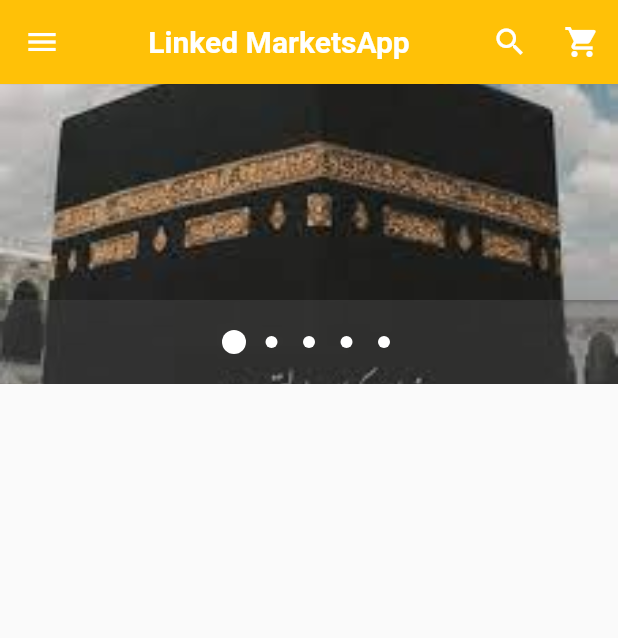
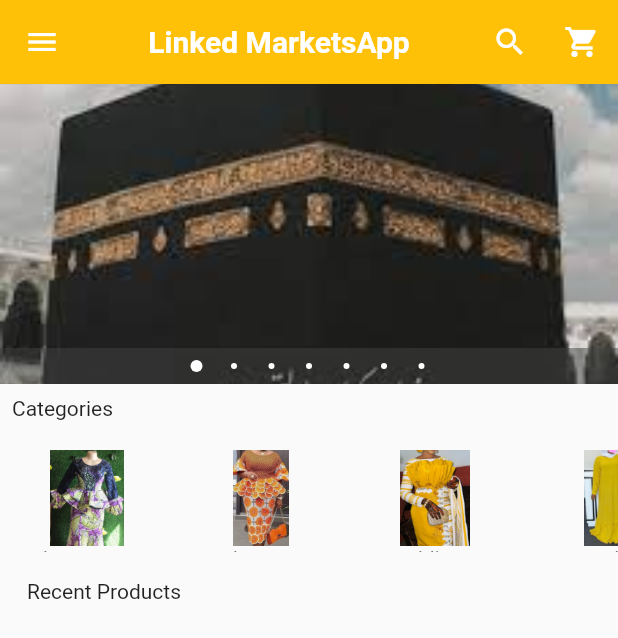
Before and after one commit to fauzyadam/Linked-Markets-App, a Flutter app: the screen it shows after launch, on a phone screen of 412 x 824 dp. Shown: the top 638 px of the screen. Run offline on Flutter 3.47's test engine with Material 2 defaults, Android fonts, the phone set to English and light mode, and no system bars; drawn by our look-alikes of carousel_pro.

Commit message:
products categories added

```diff
--- a/lib/main.dart
+++ b/lib/main.dart
@@ -1,6 +1,7 @@
 import 'package:flutter/material.dart';
 import 'package:linked_markets_app/view/home_page.dart';
-
+import 'package:carousel_pro/carousel_pro.dart';
+import 'package:linked_markets_app/materials/horizontal_listview.dart';
 void main() {
   runApp(const MyApp());
 }
--- /dev/null
+++ b/lib/materials/horizontal_listview.dart
@@ -0,0 +1,66 @@
+import 'package:flutter/material.dart';
+
+// my import
+import 'package:linked_markets_app/materials/horizontal_listview.dart';
+
+class horizontalList extends StatefulWidget {
+  const horizontalList({ Key? key }) : super(key: key);
+
+  @override
+  State<horizontalList> createState() => _horizontalListState();
+}
+
+class _horizontalListState extends State<horizontalList> {
+  @override
+  Widget build(BuildContext context) {
+    return Container(
+     height: 80,
+     child: ListView(
+       scrollDirection: Axis.horizontal,
+       children: const [
+       Category(image_location: 'assets/images/hajj faith 1.png',
+       image_caption: 'dress'),
+        Category(image_location: 'assets/images/hajj faith 2.png',
+       image_caption: 'ankara'),
+       Category(image_location: 'assets/images/hajj faith 3.png',
+       image_caption: 'wedding'),
+   Category(image_location: 'assets/images/hajj faith 4.png',
+       image_caption: 'casual'),
+       Category(image_location: 'assets/images/hajj faith 6.png',
+       image_caption: 'casual wear'),
+       ],
+     ),
+    );
+  }
+}
+
+
+
+class Category extends StatelessWidget {
+final String image_location;
+final String image_caption;
+
+const Category({
+  Key? key,
+   required this.image_location,
+   required this.image_caption,
+}):super(key: key);
+
+ @override
+  Widget build(BuildContext context) {
+    return  Padding(padding: EdgeInsets.all(8.0),
+    child: InkWell(
+      onTap:(){},
+      child: Container(
+        width: 100.0,
+        child: ListTile(
+          title: Image.asset(image_location,width: 100, height: 80,),
+          subtitle: Text(image_caption),
+        ),
+      ),
+    )
+    );
+
+
+  }
+}
--- a/lib/view/home_page.dart
+++ b/lib/view/home_page.dart
@@ -1,5 +1,6 @@
 import 'package:flutter/material.dart';
 import 'package:carousel_pro/carousel_pro.dart';
+import 'package:linked_markets_app/materials/horizontal_listview.dart';
 
 
 
@@ -19,14 +20,18 @@ class _homePgaeState extends State<homePgae> {
         boxFit: BoxFit.cover,
         images:const [
           AssetImage('assets/images/kaba.jpg'),
-          AssetImage('assets/images/kaba.jpg'),
+          AssetImage('assets/images/Marie.jpg'),
           AssetImage('assets/images/todo 4.jpg'),
-          AssetImage('assets/images/kaba.jpg'),
-          AssetImage('assets/images/kaba.jpg'),
+          AssetImage('assets/images/hitz.jpg'),
+          AssetImage('assets/images/Morterz.jpg'),
+             AssetImage('assets/images/todo 5.jpg'),
+                AssetImage('assets/images/todo 3.jpg'),
         ],
-        autoplay: false,
+        autoplay:false,
         animationCurve: Curves.fastOutSlowIn,
-        animationDuration: Duration(milliseconds: 1000),
+        animationDuration: const Duration(milliseconds: 10),
+        dotSize: 4.0,
+        indicatorBgPadding: 8.0,
       ),
     );
     return Scaffold(
@@ -136,7 +141,16 @@ class _homePgaeState extends State<homePgae> {
       ),
       body: ListView(
         children: [
-         image_carousel
+          // image_carousel begins here
+         image_carousel ,
+         const Padding(padding: EdgeInsets.all(8.0),
+         child: Text("Categories"),
+),
+      // horizontal listView begins here
+      horizontalList(),
+              const Padding(padding: EdgeInsets.all(18.0),
+         child: Text("Recent Products"),
+)
         ],
       ) ,
     );
```
Also changed, not shown: assets/images/hajj faith 1.png (added), assets/images/hajj faith 2.png (added), assets/images/hajj faith 3.png (added), assets/images/hajj faith 4.png (added), assets/images/hajj faith 6.png (added), assets/images/hajj faith 7.png (added), lib/materials/products.dart (added).
